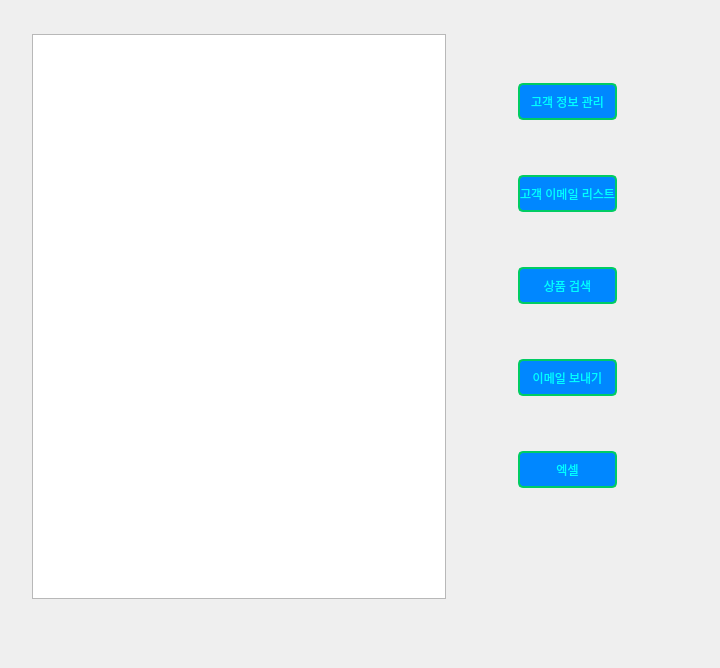
Above: python_work/pythonProject/mainwindow.ui from huni0420/AI_4th_Class before the change. Below: the same form after it.
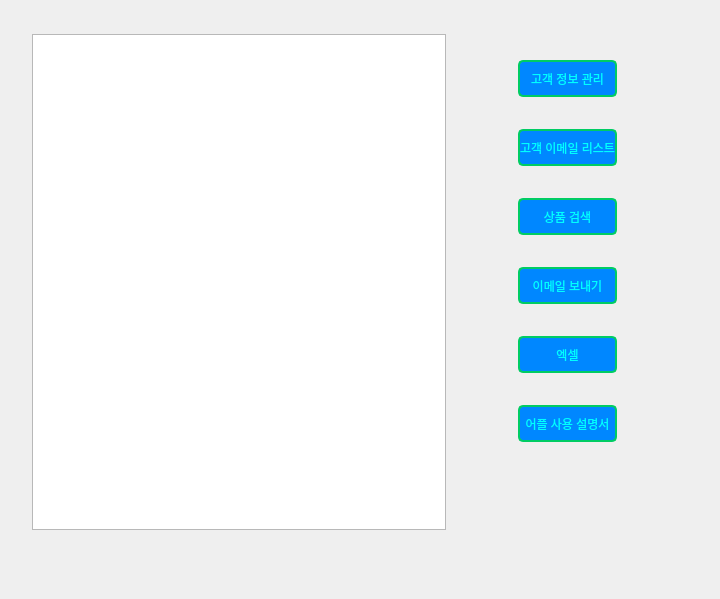
That is the form after the change. Icons and pictures are not drawn.

What changed in the file:
```diff
--- a/python_work/pythonProject/mainwindow.ui
+++ b/python_work/pythonProject/mainwindow.ui
@@ -7,7 +7,7 @@
     <x>0</x>
     <y>0</y>
     <width>720</width>
-    <height>668</height>
+    <height>599</height>
    </rect>
   </property>
   <property name="minimumSize">
@@ -42,7 +42,7 @@
     <property name="leftMargin">
      <number>11</number>
     </property>
-    <item row="0" column="0">
+    <item row="0" column="1">
      <layout class="QGridLayout" name="gridLayout">
       <property name="leftMargin">
        <number>21</number>
@@ -163,6 +163,19 @@
           </property>
          </widget>
         </item>
+        <item>
+         <widget class="QPushButton" name="pushButton_6">
+          <property name="minimumSize">
+           <size>
+            <width>45</width>
+            <height>37</height>
+           </size>
+          </property>
+          <property name="text">
+           <string>어플 사용 설명서</string>
+          </property>
+         </widget>
+        </item>
        </layout>
       </item>
      </layout>
```
